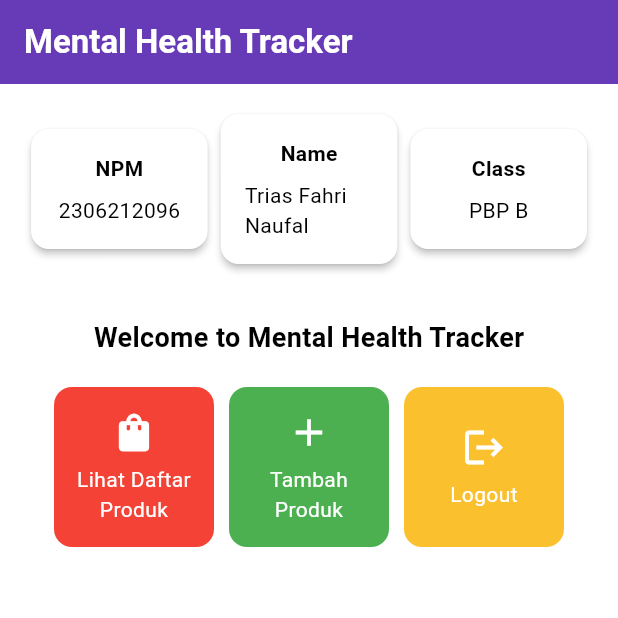
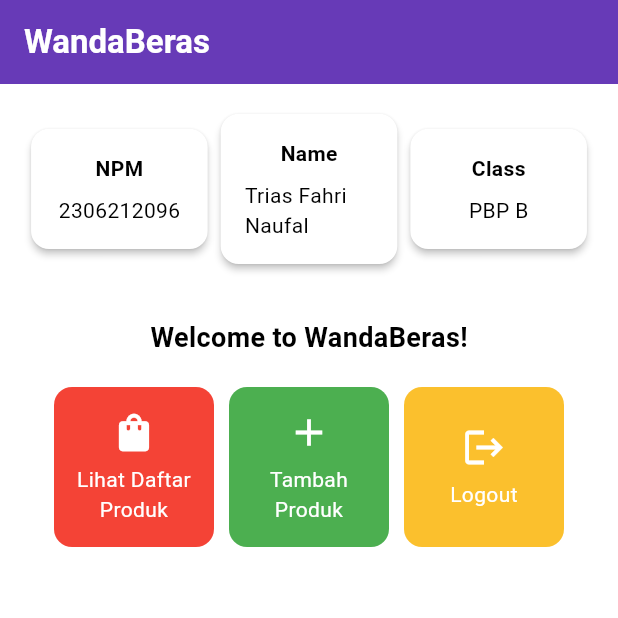
Before and after one commit to fahriui23/wandaberas-mobile, a Flutter app: the screen it shows after launch, on a phone screen of 412 x 824 dp, the top half of it. Run offline on Flutter 3.47's test engine with Material 3 defaults, Android fonts, the phone set to English and light mode, and no system bars.

Commit message:
tugas 7 complete

```diff
--- a/lib/menu.dart
+++ b/lib/menu.dart
@@ -18,7 +18,7 @@ class MyHomePage extends StatelessWidget {
       appBar: AppBar(
         // Judul aplikasi "Mental Health Tracker" dengan teks putih dan tebal.
         title: const Text(
-          'Mental Health Tracker',
+          'WandaBeras',
           style: TextStyle(
             color: Colors.white,
             fontWeight: FontWeight.bold,
@@ -57,7 +57,7 @@ class MyHomePage extends StatelessWidget {
                   const Padding(
                     padding: EdgeInsets.only(top: 16.0),
                     child: Text(
-                      'Welcome to Mental Health Tracker',
+                      'Welcome to WandaBeras!',
                       style: TextStyle(
                         fontWeight: FontWeight.bold,
                         fontSize: 18.0,
```
Also changed, not shown: 1 other file.
